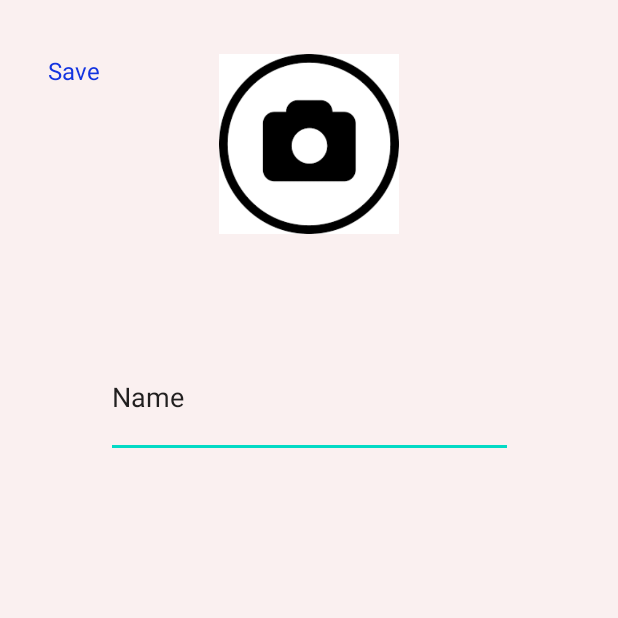
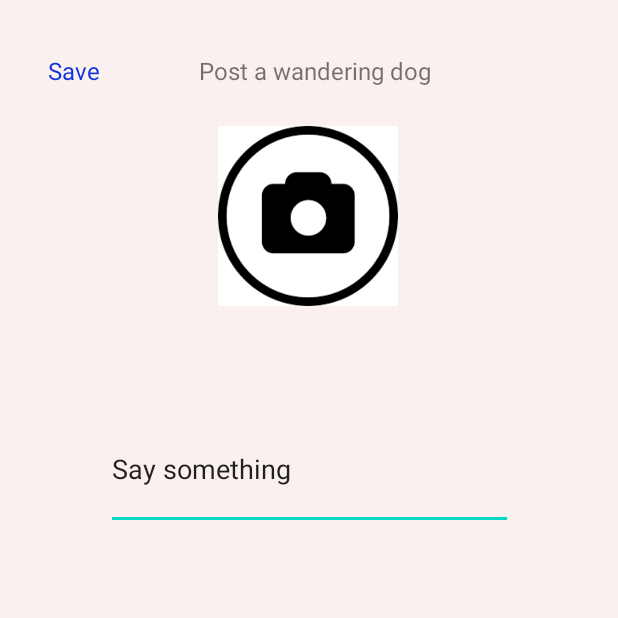
Before and after one commit to iradupat/hoodo, an Android app: the CreateEditPostActivity screen opened directly, with no data from a screen before it, on a phone screen of 412 x 824 dp, the top half of it. Run offline under Robolectric (Android 15) with nearby library versions, the phone set to English and light mode, and no system bars; our stand-ins replace Firebase (no records; nobody signed in at launch, a user with empty details on screens opened directly), Room's generated code; Roboto replaces fonts that are not available here; 3 statements that could not run were skipped.

Commit message:
some fixes

```diff
--- a/app/src/main/AndroidManifest.xml
+++ b/app/src/main/AndroidManifest.xml
@@ -19,8 +19,9 @@
         <activity android:name=".view.PostMenuActivity"/>
         <activity android:name=".view.CreateEditPostActivity"/>
         <activity android:name=".view.ContactListActivity"/>
+        <activity android:name=".view.MainActivity"/>
         <activity
-            android:name=".view.MainActivity"
+            android:name=".view.Signin"
             android:exported="true">
             <intent-filter>
                 <action android:name="android.intent.action.MAIN" />
--- a/app/src/main/java/com/example/hodoo/view/MainActivity.java
+++ b/app/src/main/java/com/example/hodoo/view/MainActivity.java
@@ -53,6 +53,7 @@ public class MainActivity extends AppCompatActivity {
     @Override
     protected void onCreate(Bundle savedInstanceState) {
         super.onCreate(savedInstanceState);
+        setContentView(R.layout.signin);
         userController = FactoryController.registerUserController("FIREBASE_DB");
         controller = FactoryController.createPostController("FIREBASE_DB");
         roomDbStoreUser = FactoryController.createStoreUserController("ROOM_DB");
--- a/app/src/main/res/layout/edit_create_post_layout.xml
+++ b/app/src/main/res/layout/edit_create_post_layout.xml
@@ -11,13 +11,13 @@
         android:id="@+id/dogImage"
         android:layout_width="200dp"
         android:layout_height="120dp"
-        android:layout_marginTop="36dp"
+        android:layout_marginTop="48dp"
+        android:tooltipText="Choose"
         app:layout_constraintEnd_toEndOf="parent"
+        app:layout_constraintHorizontal_bias="0.497"
         app:layout_constraintStart_toStartOf="parent"
-        app:layout_constraintTop_toTopOf="parent"
-        android:tooltipText="Choose"
-        app:srcCompat="@drawable/download43" >
-    </ImageView>
+        app:layout_constraintTop_toTopOf="@+id/edit_create_post_status_txt"
+        app:srcCompat="@drawable/download43"></ImageView>
 
     <EditText
         android:id="@+id/edit_create_save_description"
@@ -26,7 +26,7 @@
         android:layout_marginTop="188dp"
         android:ems="10"
         android:inputType="textPersonName"
-        android:text="Name"
+        android:text="@string/edit_create_description"
         app:layout_constraintEnd_toEndOf="parent"
         app:layout_constraintStart_toStartOf="parent"
         app:layout_constraintTop_toTopOf="@+id/dogImage" />
@@ -43,4 +43,16 @@
         app:layout_constraintStart_toStartOf="parent"
         app:layout_constraintTop_toTopOf="parent" />
 
+    <TextView
+        android:id="@+id/edit_create_post_status_txt"
+        android:layout_width="wrap_content"
+        android:layout_height="wrap_content"
+        android:layout_marginTop="36dp"
+        android:text="TextView"
+        android:textSize="16sp"
+        app:layout_constraintEnd_toEndOf="parent"
+        app:layout_constraintHorizontal_bias="0.448"
+        app:layout_constraintStart_toStartOf="@+id/edit_create_save_btn"
+        app:layout_constraintTop_toTopOf="parent" />
+
 </androidx.constraintlayout.widget.ConstraintLayout>
--- a/app/src/main/res/values/strings.xml
+++ b/app/src/main/res/values/strings.xml
@@ -16,6 +16,7 @@
     <string name="post_detail_connect_btn">Connect</string>
     <string name="post_detail_message_btn">Chat</string>
     <string name="edit_edit_btn">Edit</string>
+    <string name="edit_create_description">"Say something "</string>
     <string-array name="new_dog_status">
     <item>Returned</item>
     </string-array>
```
Also changed, not shown: app/src/main/java/com/example/hodoo/view/CreateEditPostActivity.java (+16 -64 lines), app/src/main/java/com/example/hodoo/view/Signin.java (+11 -24 lines), app/src/main/java/com/example/hodoo/view/SuggestActivity.java (+7 -3 lines), 1 other file.
